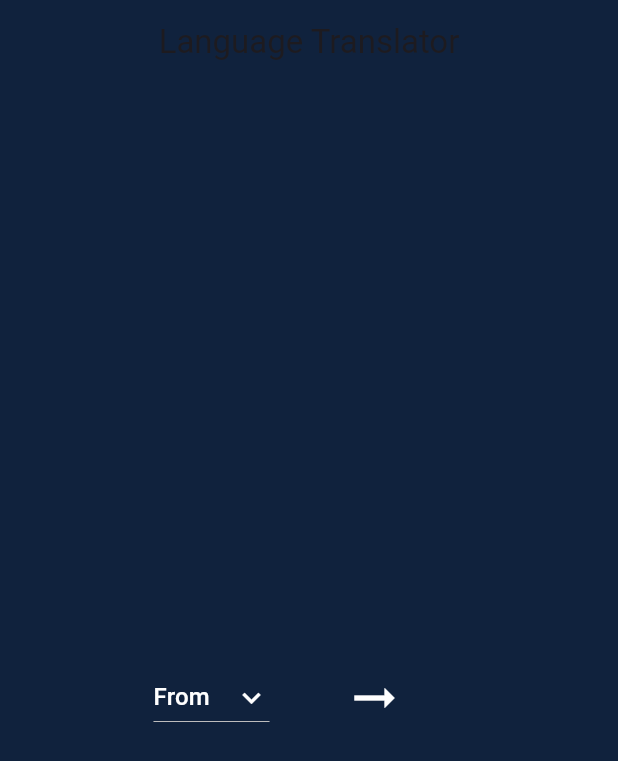
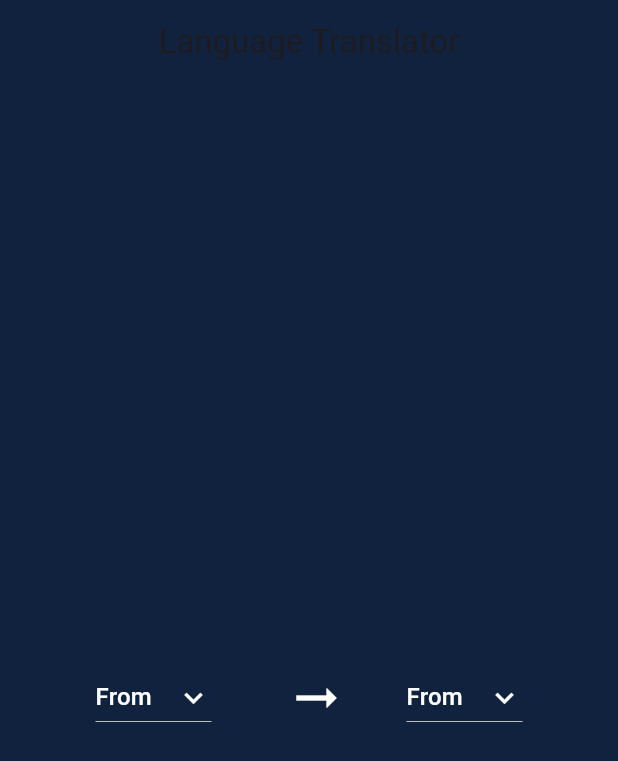
Before and after one commit to Piyushbhatt7/Language-Translator, a Flutter app: the screen it shows after launch, on a phone screen of 412 x 824 dp. Shown: the top 761 px of the screen. Run offline on Flutter 3.47's test engine with Material 3 defaults, Android fonts, the phone set to English and light mode, and no system bars.

Commit message:
Language Translation

```diff
--- a/lib/language_translation.dart
+++ b/lib/language_translation.dart
@@ -64,7 +64,29 @@ TextEditingController languageController = TextEditingController();
 
                     SizedBox(width: 50.0,),
                     Icon(Icons.arrow_right_alt_outlined, color: Colors.white, size: 40.0,),
-                    SizedBox(width: 40.0,)
+                    SizedBox(width: 40.0,),
+
+                    DropdownButton(
+                    focusColor: Colors.white,
+                    iconDisabledColor: Colors.white,
+                    iconEnabledColor: Colors.white,
+                    hint: Text(originLanguage, style: TextStyle(color: Colors.white),),
+                    icon: Icon(Icons.keyboard_arrow_down_outlined),
+                    dropdownColor: Colors.white,
+                    items: languages.map((String dropDownStringItem)
+                    {
+                      return DropdownMenuItem(
+                        child: Text(dropDownStringItem),
+                        value: dropDownStringItem,
+                      );
+                    }).toList(),
+                    onChanged: (String? value)
+                    {
+                      setState(() {
+                        originLanguage = value!;
+                      });
+                    }
+                    ),
                 ],
               )
             ],
```
